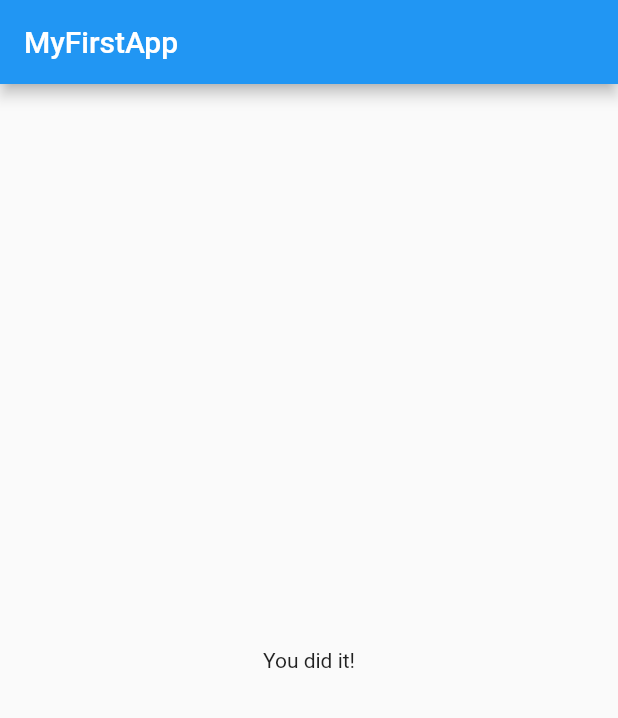
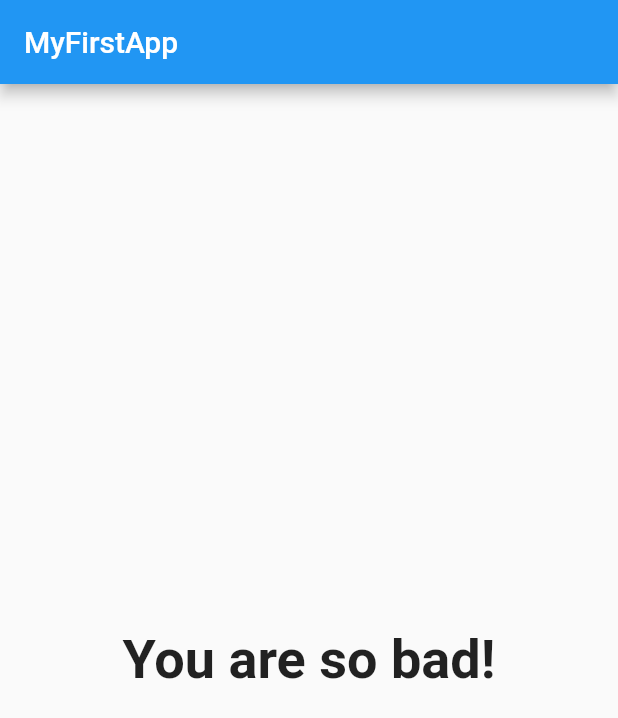
Before and after one commit to piergiovannisedia/FlutterApp-Questions_Answers, a Flutter app: the screen it shows after launch, after a tap on "Black", after a tap on "Snake", after a tap on "Mario", on a phone screen of 412 x 824 dp. Shown: the top 718 px of the screen. Run offline on Flutter 3.47's test engine with Material 2 defaults, Android fonts, the phone set to English and light mode, and no system bars.

Commit message:
in Result widget, in the result.dart file, added a getter to output the final text. The text will change based on the total score (totalScore will be taken from the main.dart file thanks to the Result constructor.

```diff
--- a/lib/main.dart
+++ b/lib/main.dart
@@ -71,7 +71,7 @@ class _MyAppState extends State<MyApp> {
                 answerQuestion: _answerQuestion,
                 questionIndex: _questionIndex,
                 questions: _questions)
-            : Result(),
+            : Result(_totalScore),
       ),
     );
   }
--- a/lib/result.dart
+++ b/lib/result.dart
@@ -1,8 +1,32 @@
 import 'package:flutter/material.dart';
 
 class Result extends StatelessWidget {
+  final int resultScore;
+
+  Result(this.resultScore);
+
+  String get resultPhrase {
+    String resultText;
+    if (resultScore <= 8) {
+      resultText = 'You are awesome and innocent!';
+    } else if (resultScore <= 12) {
+      resultText = 'Pretty likeable!';
+    } else if (resultScore <= 16) {
+      resultText = 'You are ... strange?!';
+    } else {
+      resultText = 'You are so bad!';
+    }
+    return resultText;
+  }
+
   @override
   Widget build(BuildContext context) {
-    return Center(child: Text('You did it!'));
+    return Center(
+      child: Text(
+        resultPhrase,
+        style: TextStyle(fontSize: 36, fontWeight: FontWeight.bold),
+        textAlign: TextAlign.center,
+      ),
+    );
   }
 }
```
